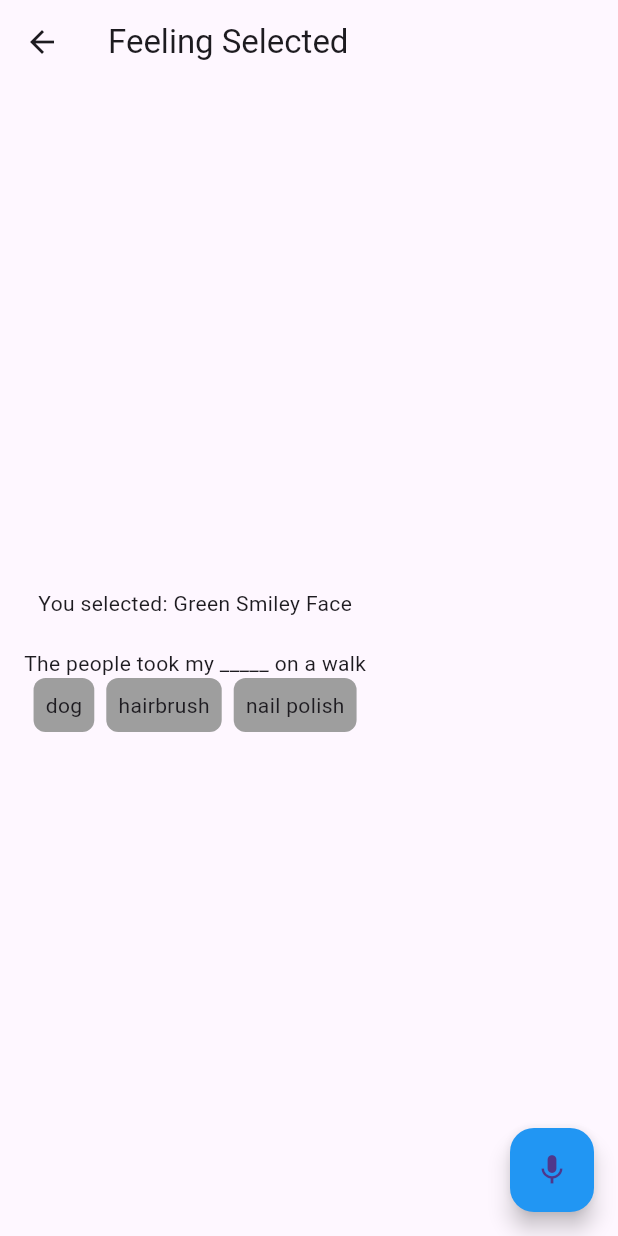
After one commit to rohansarikonda/talksalotl, a Flutter app: the FITB screen opened directly, on a phone screen of 412 x 824 dp. The commit adds this screen. Run offline on Flutter 3.47's test engine with Material 3 defaults, Android fonts, the light colour scheme and no system bars; missing offline and left inert: flutter_sound.

Commit message:
Refactoring changes; made everything into separate pages Made it so on the FITB page, the wrong answers turn red

```diff
--- /dev/null
+++ b/lib/Pages/feelings.dart
@@ -0,0 +1,52 @@
+
+import 'package:flutter/material.dart';
+import './fitb.dart';
+
+class Feelings extends StatelessWidget {
+ const Feelings({Key? key});
+
+ @override
+ Widget build(BuildContext context) {
+    return Scaffold(
+      appBar: AppBar(
+        title: const Text('How are you feeling today?'),
+      ),
+      body: Center(
+        child: Column(
+          mainAxisAlignment: MainAxisAlignment.center,
+          children: <Widget>[
+            GestureDetector(
+              onTap: () {
+                Navigator.push(
+                 context,
+                 MaterialPageRoute(builder: (context) => FITB('Green Smiley Face')),
+                );
+              },
+              child: const Icon(Icons.sentiment_very_satisfied, color: Colors.green, size: 100),
+            ),
+            const SizedBox(height: 20),
+            GestureDetector(
+              onTap: () {
+                Navigator.push(
+                 context,
+                 MaterialPageRoute(builder: (context) => FITB('Yellow Neutral Face')),
+                );
+              },
+              child: const Icon(Icons.sentiment_neutral, color: Colors.yellow, size: 100),
+            ),
+            const SizedBox(height: 20),
+            GestureDetector(
+              onTap: () {
+                Navigator.push(
+                 context,
+                 MaterialPageRoute(builder: (context) => FITB('Red Sad Face')),
+                );
+              },
+              child: const Icon(Icons.sentiment_dissatisfied, color: Colors.red, size: 100),
+            ),
+          ],
+        ),
+      ),
+    );
+ }
+}
--- /dev/null
+++ b/lib/Pages/fitb.dart
@@ -0,0 +1,102 @@
+//fitb stands for fill in the blank
+
+import 'package:flutter/material.dart';
+import 'package:flutter_sound/public/flutter_sound_recorder.dart';
+
+class FITB extends StatefulWidget {
+ final String feeling;
+
+ FITB(this.feeling);
+
+ @override
+ _FITBState createState() => _FITBState();
+}
+
+
+class _FITBState extends State<FITB> {
+ FlutterSoundRecorder? _recorder = FlutterSoundRecorder();
+ bool _isRecording = false;
+ final String _recordedFilePath = '';
+ String _selectedOption = ''; // State variable to track the selected option
+
+ @override
+ void initState() {
+    super.initState();
+    _recorder!.openRecorder().then((value) => setState(() {}));
+ }
+
+ @override
+ void dispose() {
+    _recorder!.closeRecorder();
+    _recorder = null;
+    super.dispose();
+ }
+
+ Future<void> _startRecording() async {
+    await _recorder!.startRecorder(toFile: _recordedFilePath);
+    setState(() {
+      _isRecording = true;
+    });
+ }
+
+ Future<void> _stopRecording() async {
+    await _recorder!.stopRecorder();
+    setState(() {
+      _isRecording = false;
+    });
+ }
+
+ @override
+ Widget build(BuildContext context) {
+    return Scaffold(
+      appBar: AppBar(
+        title: const Text('Feeling Selected'),
+      ),
+      body: Padding(
+        padding: const EdgeInsets.all(16.0),
+        child: Column(
+          mainAxisAlignment: MainAxisAlignment.center,
+          children: <Widget>[
+            Text('You selected: ${widget.feeling}'),
+            const SizedBox(height: 20),
+            const Text('The people took my _____ on a walk'),
+            Wrap(
+              spacing: 8.0,
+              runSpacing: 4.0,
+              children: <Widget>[
+                _buildOption('dog', Colors.grey),
+                _buildOption('hairbrush', Colors.grey),
+                _buildOption('nail polish', Colors.grey),
+              ],
+            ),
+            // Rest of the code remains unchanged
+          ],
+        ),
+      ),floatingActionButton: FloatingActionButton(
+      onPressed: _isRecording ? _stopRecording : _startRecording,
+      backgroundColor: Colors.blue,
+      child: Icon(_isRecording ? Icons.stop : Icons.mic),
+    ),
+    );
+ }
+
+ Widget _buildOption(String option, Color defaultColor) {
+    return GestureDetector(
+      onTap: () {
+        setState(() {
+          _selectedOption = option; // Update the selected option
+        });
+      },
+      child: Container(
+        padding: const EdgeInsets.all(8.0),
+        decoration: BoxDecoration(
+          color: _selectedOption == option
+          ? option == 'dog' ? Colors.green : Colors.red
+          : defaultColor, // Change color based on selection
+          borderRadius: BorderRadius.circular(8.0),
+        ),
+        child: Text(option),
+      ),
+    );
+ }
+}
```
Also changed, not shown: lib/Pages/eval.dart (added, +131 -0 lines), lib/main.dart (+24 -155 lines).
